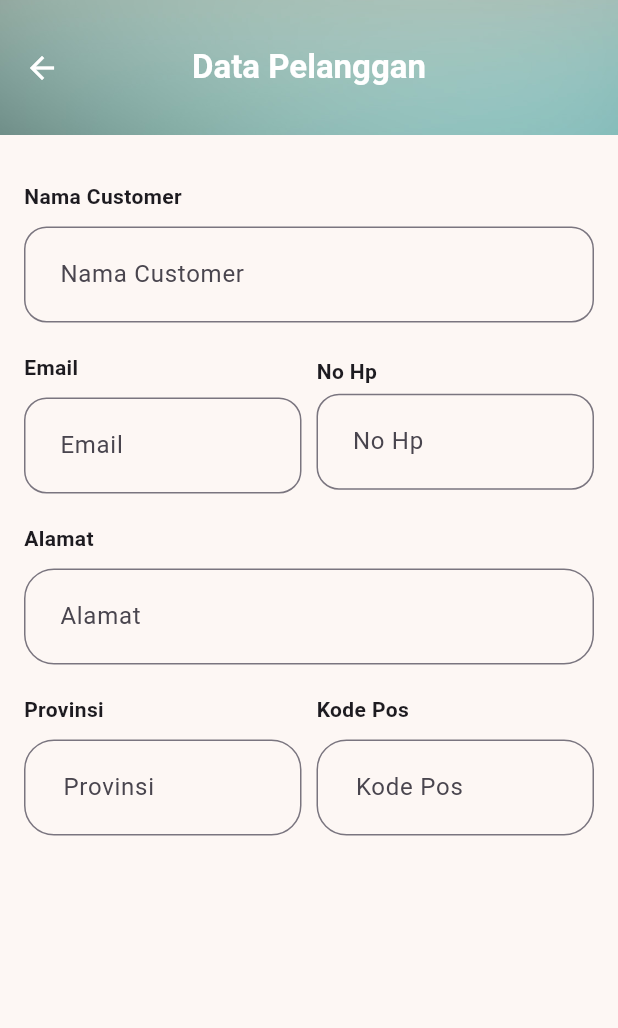
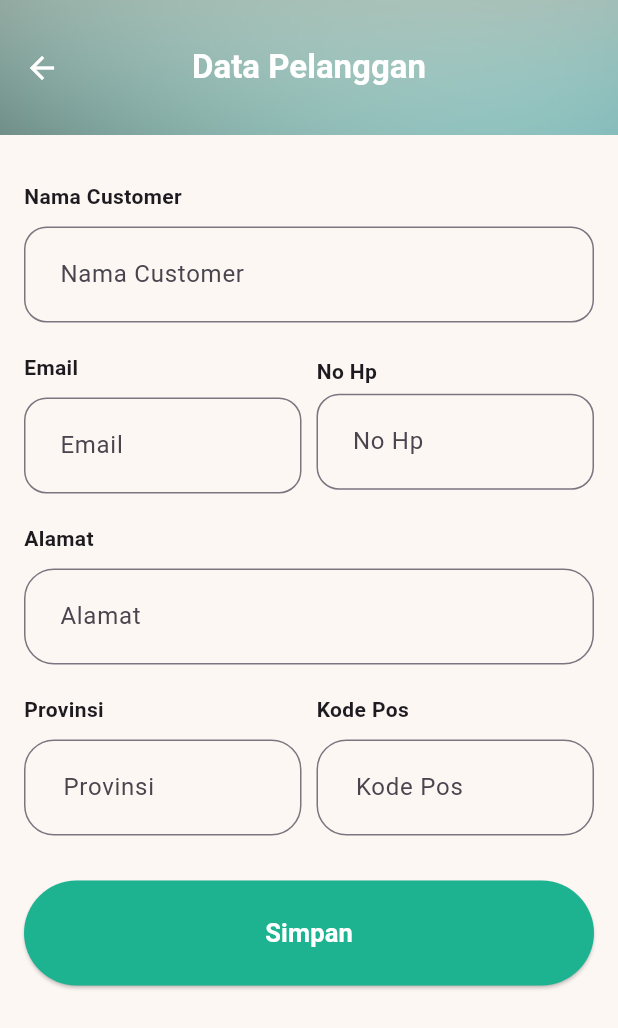
Before and after one commit to giant-paw/20220140105_UCP1Flutter, a Flutter app: the CustomerPage screen opened directly, on a phone screen of 412 x 824 dp. Shown: the top 1028 px of the screen. Run offline on Flutter 3.47's test engine with Material 3 defaults, Android fonts, the phone set to English and light mode, and no system bars; our stand-ins replace iconsax_flutter; missing offline and left inert: show_hide_password.

Commit message:
membuat button simpan

```diff
--- a/lib/customer_page.dart
+++ b/lib/customer_page.dart
@@ -237,6 +237,24 @@ class _CustomerPageState extends State<CustomerPage> {
                     ),
                   ],
                 ),
+
+                const SizedBox(height: 30),
+
+                ElevatedButton(
+                  onPressed: () {},
+                  style: ElevatedButton.styleFrom(
+                    backgroundColor: Color.fromARGB(255, 29, 179, 144),
+                    minimumSize: Size(400, 70)
+                  ),
+                  child: Text(
+                    'Simpan',
+                    style: TextStyle(
+                      color: Colors.white,
+                      fontWeight: FontWeight.bold,
+                      fontSize: 17
+                      ),
+                    ),
+                ),
               ],
             ),
           ),
```
Lines whose indentation alone changed are shown as unchanged.
